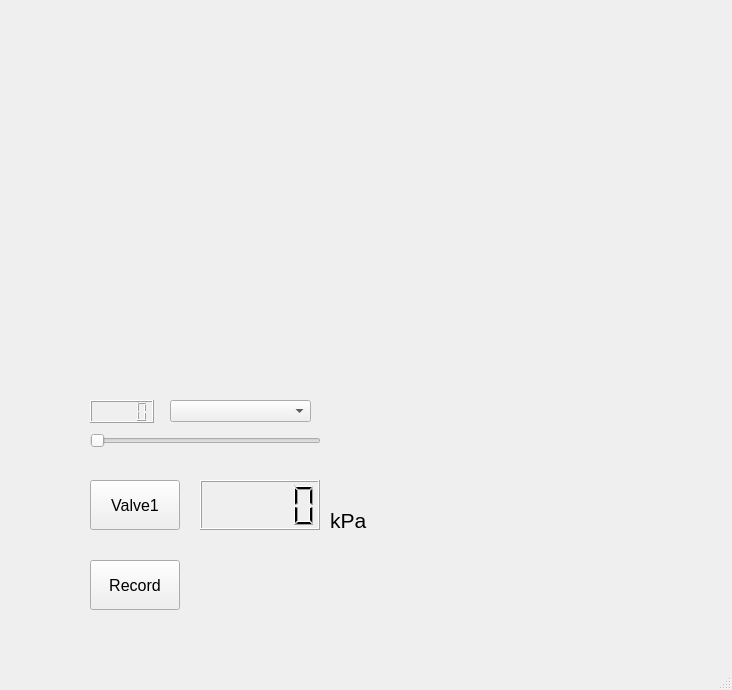
Before: the Qt Designer form droplet_gui.ui in LiMe-NanoBioeng/pressure_control, drawn with Qt 5.
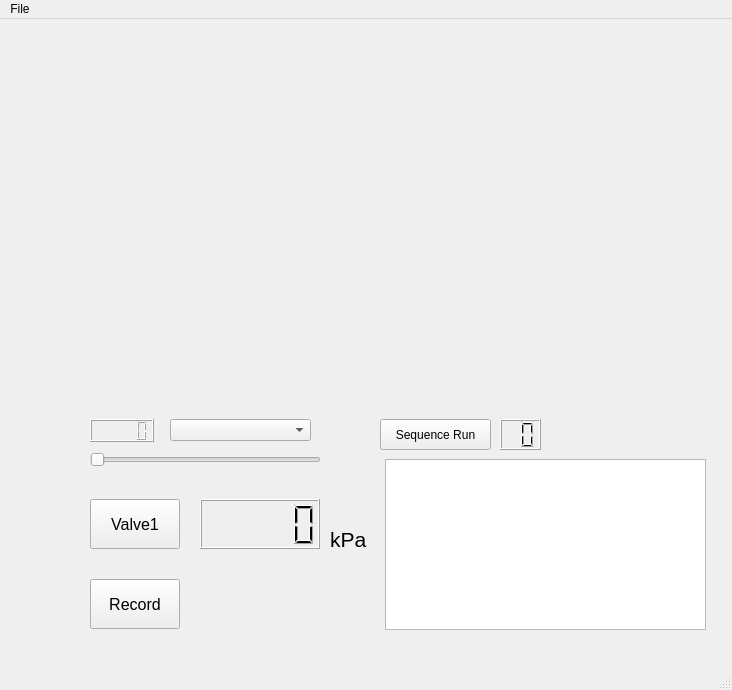
After: the same form once the commit is applied.

Commit message:
1st version of sequence run
automate the valve port changing, open/close solenoid valves, and change the pressure regulator.
Updating time and pressure values are not done yet.

Patch:
```diff
--- a/droplet_gui.ui
+++ b/droplet_gui.ui
@@ -114,6 +114,42 @@
      </rect>
     </property>
    </widget>
+   <widget class="QTableWidget" name="tableWidget">
+    <property name="geometry">
+     <rect>
+      <x>385</x>
+      <y>440</y>
+      <width>321</width>
+      <height>171</height>
+     </rect>
+    </property>
+   </widget>
+   <widget class="QPushButton" name="SequenceRun">
+    <property name="geometry">
+     <rect>
+      <x>380</x>
+      <y>400</y>
+      <width>111</width>
+      <height>31</height>
+     </rect>
+    </property>
+    <property name="text">
+     <string>Sequence Run</string>
+    </property>
+   </widget>
+   <widget class="QLCDNumber" name="lcdTimer">
+    <property name="geometry">
+     <rect>
+      <x>500</x>
+      <y>400</y>
+      <width>41</width>
+      <height>31</height>
+     </rect>
+    </property>
+    <property name="digitCount">
+     <number>2</number>
+    </property>
+   </widget>
   </widget>
   <widget class="QMenuBar" name="menubar">
    <property name="geometry">
@@ -124,6 +160,13 @@
      <height>21</height>
     </rect>
    </property>
+   <widget class="QMenu" name="menuFile">
+    <property name="title">
+     <string>File</string>
+    </property>
+    <addaction name="actionload_sequence_file"/>
+   </widget>
+   <addaction name="menuFile"/>
   </widget>
   <widget class="QStatusBar" name="statusbar"/>
  </widget>
```
Left out of the diff: 42 changed lines with no effect on the pictures. The commit also changes 3 other files.
